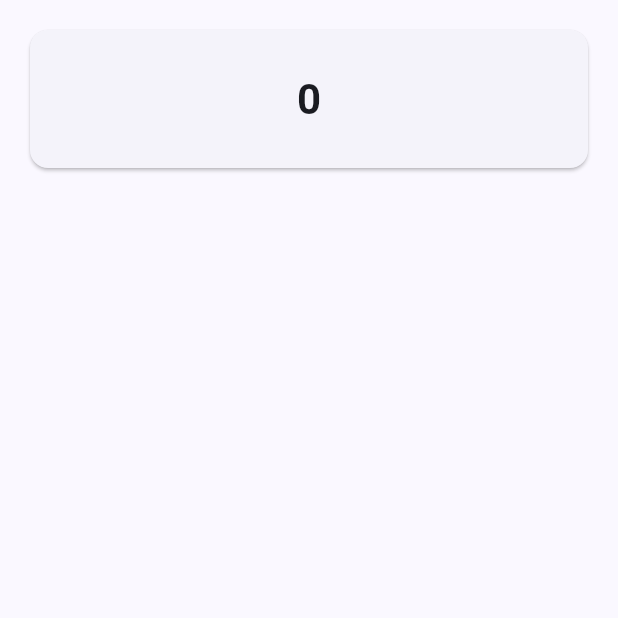
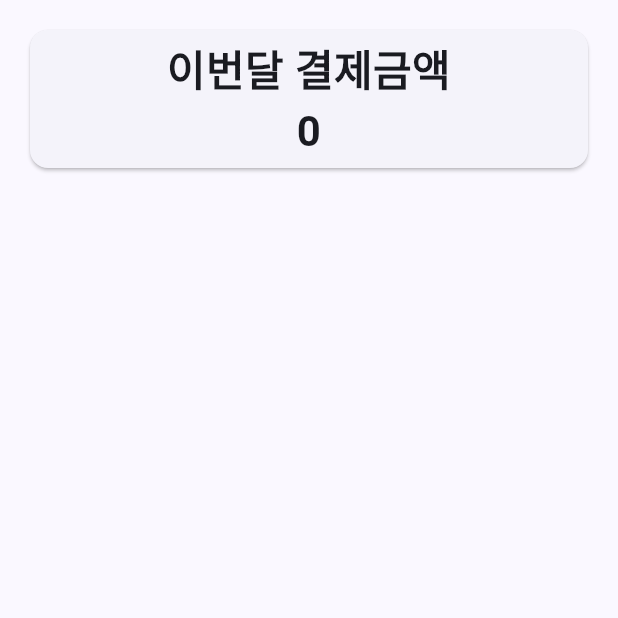
Before and after one commit to hoseCloud/sp1-frontend, a Flutter app: the ScreenPayments screen opened directly, on a phone screen of 412 x 824 dp, the top half of it. Run offline on Flutter 3.47's test engine with Material 2 defaults, Android fonts, the phone set to English and light mode, and no system bars; our stand-ins replace loading_animation_widget, sqflite; accounts and stored records are empty.

Commit message:
Add information text in 007

```diff
--- a/lib/screen/payments007.dart
+++ b/lib/screen/payments007.dart
@@ -23,14 +23,15 @@ class _ScreenPaymentsState extends State<ScreenPayments> {
                 height: 100,
                 child: Card(
                   child: Center(
-                      child: Text(
-                        '${service.priceAll()}',
-                        style: const TextStyle(fontWeight: FontWeight.bold),
-                        textScaleFactor: 2.0,
-                      ),
+                    child: Text(
+                      '이번달 결제금액\n${service.priceAll()}',
+                      style: const TextStyle(fontWeight: FontWeight.bold),
+                      textAlign: TextAlign.center,
+                      textScaleFactor: 2.0,
+                    ),
                   ),
                 ),
-              )
+              ),
             ],
           ),
         ),
```
